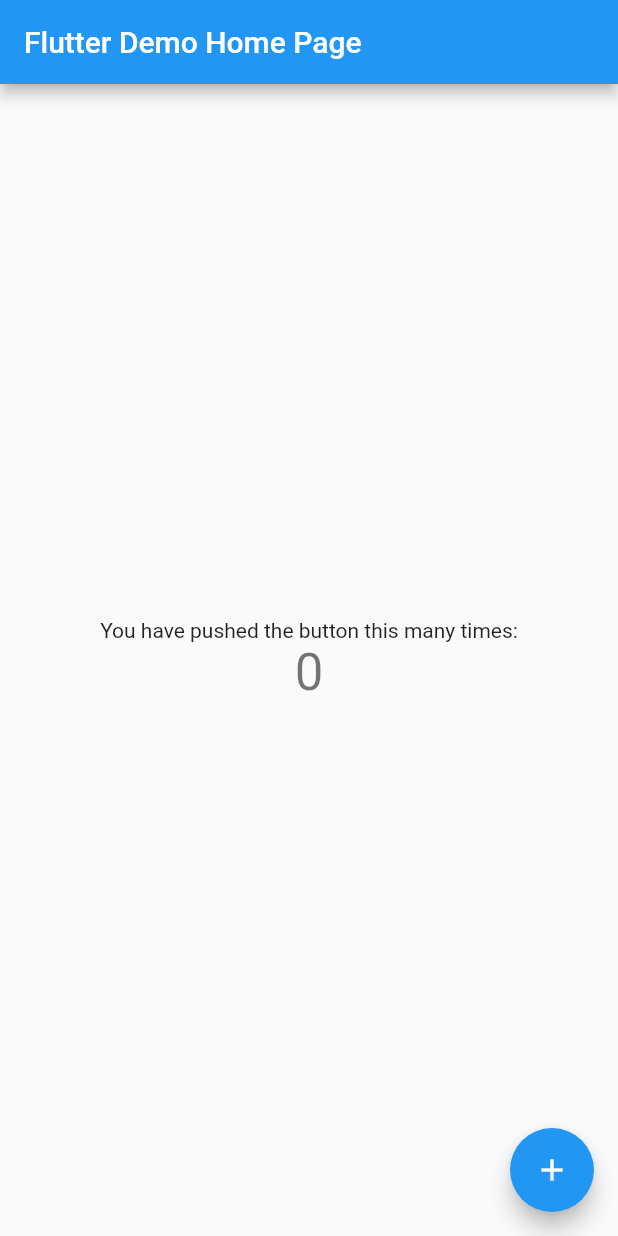
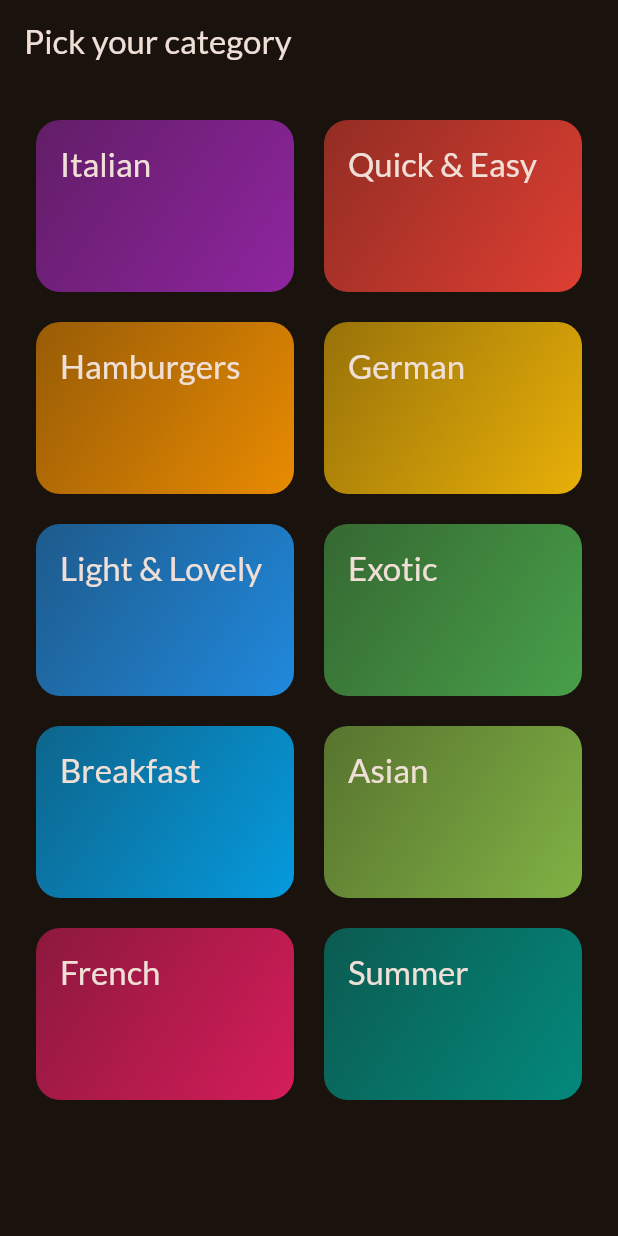
Before and after one commit to Passant-Hatem/dish_dash, a Flutter app: the screen it shows after launch, on a phone screen of 412 x 824 dp. Run offline on Flutter 3.47's test engine with Material 2 defaults, Android fonts, the phone set to English and light mode, and no system bars; our stand-ins replace google_fonts.

Commit message:
feat: categoires screen

```diff
--- /dev/null
+++ b/lib/data/categories_dummy_data.dart
@@ -0,0 +1,55 @@
+import 'package:flutter/material.dart';
+import '../models/category.dart';
+
+const availableCategories = [
+  Category(
+    id: 'c1',
+    title: 'Italian',
+    color: Colors.purple,
+  ),
+  Category(
+    id: 'c2',
+    title: 'Quick & Easy',
+    color: Colors.red,
+  ),
+  Category(
+    id: 'c3',
+    title: 'Hamburgers',
+    color: Colors.orange,
+  ),
+  Category(
+    id: 'c4',
+    title: 'German',
+    color: Colors.amber,
+  ),
+  Category(
+    id: 'c5',
+    title: 'Light & Lovely',
+    color: Colors.blue,
+  ),
+  Category(
+    id: 'c6',
+    title: 'Exotic',
+    color: Colors.green,
+  ),
+  Category(
+    id: 'c7',
+    title: 'Breakfast',
+    color: Colors.lightBlue,
+  ),
+  Category(
+    id: 'c8',
+    title: 'Asian',
+    color: Colors.lightGreen,
+  ),
+  Category(
+    id: 'c9',
+    title: 'French',
+    color: Colors.pink,
+  ),
+  Category(
+    id: 'c10',
+    title: 'Summer',
+    color: Colors.teal,
+  ),
+];
--- a/lib/main.dart
+++ b/lib/main.dart
@@ -1,115 +1,30 @@
+import 'package:dish_dash/screens/categories_screen.dart';
 import 'package:flutter/material.dart';
 
+import 'package:google_fonts/google_fonts.dart';
+
+//TODO change theme
+final theme = ThemeData(
+  useMaterial3: true,
+  colorScheme: ColorScheme.fromSeed(
+    brightness: Brightness.dark,
+    seedColor: const Color.fromARGB(255, 131, 57, 0),
+  ),
+  textTheme: GoogleFonts.latoTextTheme(),
+);
+
 void main() {
-  runApp(const MyApp());
+  runApp(const App());
 }
 
-class MyApp extends StatelessWidget {
-  const MyApp({super.key});
+class App extends StatelessWidget {
+  const App({super.key});
 
-  // This widget is the root of your application.
   @override
   Widget build(BuildContext context) {
     return MaterialApp(
-      title: 'Flutter Demo',
-      theme: ThemeData(
-        // This is the theme of your application.
-        //
-        // Try running your application with "flutter run". You'll see the
-        // application has a blue toolbar. Then, without quitting the app, try
-        // changing the primarySwatch below to Colors.green and then invoke
-        // "hot reload" (press "r" in the console where you ran "flutter run",
-        // or simply save your changes to "hot reload" in a Flutter IDE).
-        // Notice that the counter didn't reset back to zero; the application
-        // is not restarted.
-        primarySwatch: Colors.blue,
-      ),
-      home: const MyHomePage(title: 'Flutter Demo Home Page'),
+      theme: theme,
+      home: const CategoriesScreen(),
     );
   }
 }
-
-class MyHomePage extends StatefulWidget {
-  const MyHomePage({super.key, required this.title});
-
-  // This widget is the home page of your application. It is stateful, meaning
-  // that it has a State object (defined below) that contains fields that affect
-  // how it looks.
-
-  // This class is the configuration for the state. It holds the values (in this
-  // case the title) provided by the parent (in this case the App widget) and
-  // used by the build method of the State. Fields in a Widget subclass are
-  // always marked "final".
-
-  final String title;
-
-  @override
-  State<MyHomePage> createState() => _MyHomePageState();
-}
-
-class _MyHomePageState extends State<MyHomePage> {
-  int _counter = 0;
-
-  void _incrementCounter() {
-    setState(() {
-      // This call to setState tells the Flutter framework that something has
-      // changed in this State, which causes it to rerun the build method below
-      // so that the display can reflect the updated values. If we changed
-      // _counter without calling setState(), then the build method would not be
-      // called again, and so nothing would appear to happen.
-      _counter++;
-    });
-  }
-
-  @override
-  Widget build(BuildContext context) {
-    // This method is rerun every time setState is called, for instance as done
-    // by the _incrementCounter method above.
-    //
-    // The Flutter framework has been optimized to make rerunning build methods
-    // fast, so that you can just rebuild anything that needs updating rather
-    // than having to individually change instances of widgets.
-    return Scaffold(
-      appBar: AppBar(
-        // Here we take the value from the MyHomePage object that was created by
-        // the App.build method, and use it to set our appbar title.
-        title: Text(widget.title),
-      ),
-      body: Center(
-        // Center is a layout widget. It takes a single child and positions it
-        // in the middle of the parent.
-        child: Column(
-          // Column is also a layout widget. It takes a list of children and
-          // arranges them vertically. By default, it sizes itself to fit its
-          // children horizontally, and tries to be as tall as its parent.
-          //
-          // Invoke "debug painting" (press "p" in the console, choose the
-          // "Toggle Debug Paint" action from the Flutter Inspector in Android
-          // Studio, or the "Toggle Debug Paint" command in Visual Studio Code)
-          // to see the wireframe for each widget.
-          //
-          // Column has various properties to control how it sizes itself and
-          // how it positions its children. Here we use mainAxisAlignment to
-          // center the children vertically; the main axis here is the vertical
-          // axis because Columns are vertical (the cross axis would be
-          // horizontal).
-          mainAxisAlignment: MainAxisAlignment.center,
-          children: <Widget>[
-            const Text(
-              'You have pushed the button this many times:',
-            ),
-            Text(
-              '$_counter',
-              style: Theme.of(context).textTheme.headlineMedium,
-            ),
-          ],
-        ),
-      ),
-      floatingActionButton: FloatingActionButton(
-        onPressed: _incrementCounter,
-        tooltip: 'Increment',
-        child: const Icon(Icons.add),
-      ), // This trailing comma makes auto-formatting nicer for build methods.
-    );
-  }
-}
--- /dev/null
+++ b/lib/models/category.dart
@@ -0,0 +1,13 @@
+import 'package:flutter/material.dart';
+
+class Category {
+  const Category({
+    required this.id,
+    required this.title,
+    this.color = Colors.orange,
+  });
+
+  final String id;
+  final String title;
+  final Color color;
+}
--- /dev/null
+++ b/lib/screens/categories_screen.dart
@@ -0,0 +1,31 @@
+import 'package:flutter/material.dart';
+
+import '../data/categories_dummy_data.dart';
+import '../widgets/category_grid_item.dart';
+
+class CategoriesScreen extends StatelessWidget {
+  const CategoriesScreen({super.key});
+
+  @override
+  Widget build(BuildContext context) {
+    return Scaffold(
+      appBar: AppBar(
+        title: const Text('Pick your category'),
+      ),
+      body: GridView(
+        padding: const EdgeInsets.all(24),
+        gridDelegate: const SliverGridDelegateWithFixedCrossAxisCount(
+          crossAxisCount: 2,
+          childAspectRatio: 3 / 2,
+          crossAxisSpacing: 20,
+          mainAxisSpacing: 20,
+        ),
+        children: [
+          // availableCategories.map((category) => CategoryGridItem(category: category)).toList()
+          for (final category in availableCategories)
+            CategoryGridItem(category: category)
+        ],
+      ),
+    );
+  }
+}
--- /dev/null
+++ b/lib/widgets/category_grid_item.dart
@@ -0,0 +1,39 @@
+import 'package:flutter/material.dart';
+import '../models/category.dart';
+
+class CategoryGridItem extends StatelessWidget {
+  const CategoryGridItem({
+    super.key,
+    required this.category,
+  });
+
+  final Category category;
+
+  @override
+  Widget build(BuildContext context) {
+    return InkWell(
+      onTap: () {},
+      splashColor: Theme.of(context).primaryColor,
+      borderRadius: BorderRadius.circular(16),
+      child: Container(
+        padding: const EdgeInsets.all(16),
+        decoration: BoxDecoration(
+            borderRadius: BorderRadius.circular(16),
+            gradient: LinearGradient(
+              colors: [
+                category.color.withOpacity(0.55),
+                category.color.withOpacity(0.9),
+              ],
+              begin: Alignment.topLeft,
+              end: Alignment.bottomRight,
+            )),
+        child: Text(
+          category.title,
+          style: Theme.of(context).textTheme.titleLarge!.copyWith(
+                color: Theme.of(context).colorScheme.onBackground,
+              ),
+        ),
+      ),
+    );
+  }
+}
--- a/pubspec.yaml
+++ b/pubspec.yaml
@@ -35,6 +35,7 @@ dependencies:
   # The following adds the Cupertino Icons font to your application.
   # Use with the CupertinoIcons class for iOS style icons.
   cupertino_icons: ^1.0.2
+  google_fonts: ^4.0.4
 
 dev_dependencies:
   flutter_test:
```
Also changed, not shown: pubspec.lock, 1 other file.
